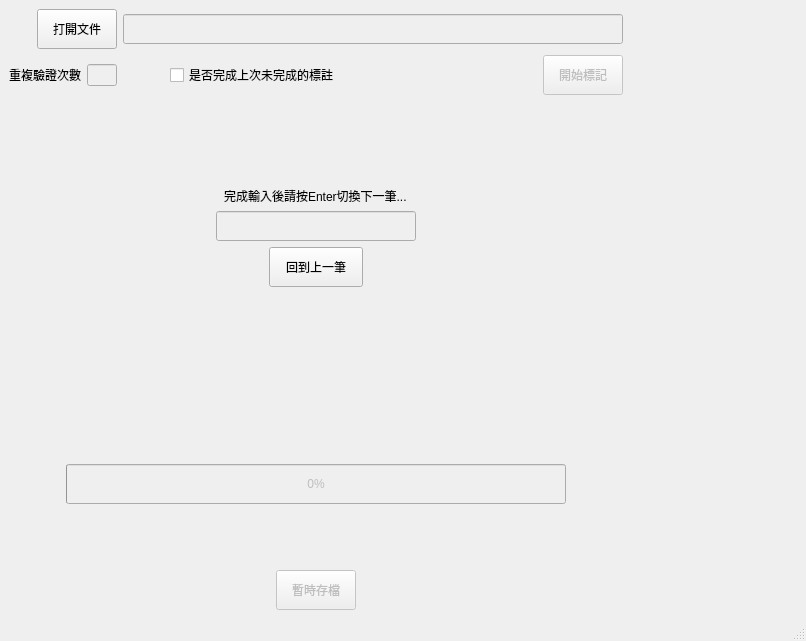
First picture: the form in MainWindow.ui, repository zhongyinhei/captcha-label-tool, before the edit.
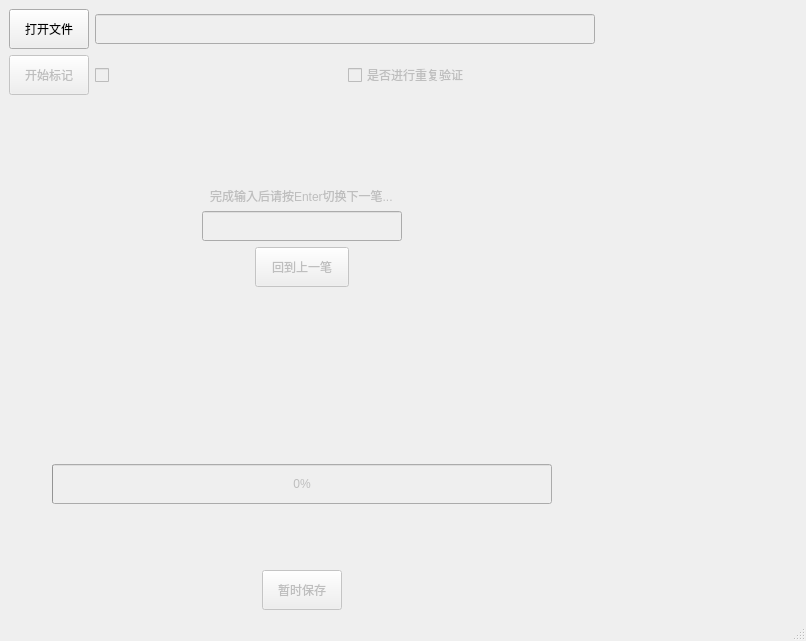
Second picture: the form after the edit.

```diff
--- a/MainWindow.ui
+++ b/MainWindow.ui
@@ -45,7 +45,7 @@
              </size>
             </property>
             <property name="text">
-             <string>打開文件</string>
+             <string>打开文件</string>
             </property>
            </widget>
           </item>
@@ -62,52 +62,13 @@
             </property>
            </widget>
           </item>
-          <item row="1" column="0">
-           <layout class="QHBoxLayout" name="horizontalLayout_2">
-            <item alignment="Qt::AlignRight|Qt::AlignVCenter">
-             <widget class="QLabel" name="label">
-              <property name="minimumSize">
-               <size>
-                <width>0</width>
-                <height>40</height>
-               </size>
-              </property>
-              <property name="maximumSize">
-               <size>
-                <width>80</width>
-                <height>16777215</height>
-               </size>
-              </property>
-              <property name="text">
-               <string>重複驗證次數</string>
-              </property>
-             </widget>
-            </item>
-            <item alignment="Qt::AlignLeft|Qt::AlignVCenter">
-             <widget class="QLineEdit" name="lineEditTimes">
-              <property name="enabled">
-               <bool>false</bool>
-              </property>
-              <property name="minimumSize">
-               <size>
-                <width>20</width>
-                <height>20</height>
-               </size>
-              </property>
-              <property name="maximumSize">
-               <size>
-                <width>30</width>
-                <height>16777215</height>
-               </size>
-              </property>
-             </widget>
-            </item>
-           </layout>
-          </item>
           <item row="1" column="1">
            <layout class="QHBoxLayout" name="horizontalLayout">
-            <item alignment="Qt::AlignRight|Qt::AlignVCenter">
+            <item>
              <widget class="QCheckBox" name="checkBox">
+              <property name="enabled">
+               <bool>false</bool>
+              </property>
               <property name="minimumSize">
                <size>
                 <width>200</width>
@@ -118,7 +79,7 @@
                <enum>Qt::LeftToRight</enum>
               </property>
               <property name="text">
-               <string>是否完成上次未完成的標註</string>
+               <string/>
               </property>
               <property name="checked">
                <bool>false</bool>
@@ -128,30 +89,46 @@
               </property>
              </widget>
             </item>
-            <item alignment="Qt::AlignRight|Qt::AlignVCenter">
-             <widget class="QPushButton" name="pushButtonStart">
+            <item>
+             <widget class="QCheckBox" name="checkBox_2">
               <property name="enabled">
                <bool>false</bool>
               </property>
               <property name="minimumSize">
                <size>
-                <width>0</width>
-                <height>40</height>
-               </size>
-              </property>
-              <property name="maximumSize">
-               <size>
-                <width>100</width>
-                <height>16777215</height>
+                <width>200</width>
+                <height>20</height>
                </size>
               </property>
               <property name="text">
-               <string>開始標記</string>
+               <string>是否进行重复验证</string>
               </property>
              </widget>
             </item>
            </layout>
           </item>
+          <item row="1" column="0">
+           <widget class="QPushButton" name="pushButtonStart">
+            <property name="enabled">
+             <bool>false</bool>
+            </property>
+            <property name="minimumSize">
+             <size>
+              <width>0</width>
+              <height>40</height>
+             </size>
+            </property>
+            <property name="maximumSize">
+             <size>
+              <width>100</width>
+              <height>16777215</height>
+             </size>
+            </property>
+            <property name="text">
+             <string>开始标记</string>
+            </property>
+           </widget>
+          </item>
          </layout>
         </item>
         <item>
@@ -171,8 +148,11 @@
           </item>
           <item alignment="Qt::AlignHCenter|Qt::AlignVCenter">
            <widget class="QLabel" name="label_2">
+            <property name="enabled">
+             <bool>false</bool>
+            </property>
             <property name="text">
-             <string>完成輸入後請按Enter切換下一筆...</string>
+             <string>完成输入后请按Enter切换下一笔...</string>
             </property>
            </widget>
           </item>
@@ -203,6 +183,9 @@
           </item>
           <item alignment="Qt::AlignHCenter|Qt::AlignVCenter">
            <widget class="QPushButton" name="pushButtonBack">
+            <property name="enabled">
+             <bool>false</bool>
+            </property>
             <property name="minimumSize">
              <size>
               <width>94</width>
@@ -216,7 +199,7 @@
              </size>
             </property>
             <property name="text">
-             <string>回到上一筆</string>
+             <string>回到上一笔</string>
             </property>
            </widget>
           </item>
@@ -298,7 +281,7 @@
            </size>
           </property>
           <property name="text">
-           <string>暫時存檔</string>
+           <string>暂时保存</string>
           </property>
          </widget>
         </item>
```
